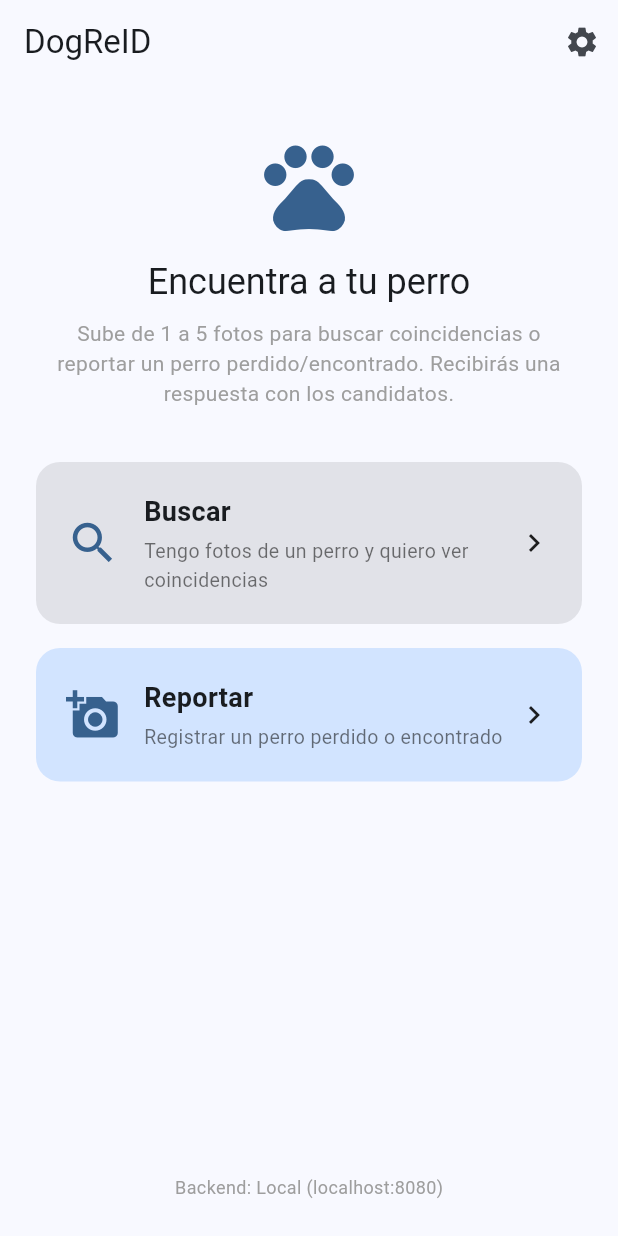
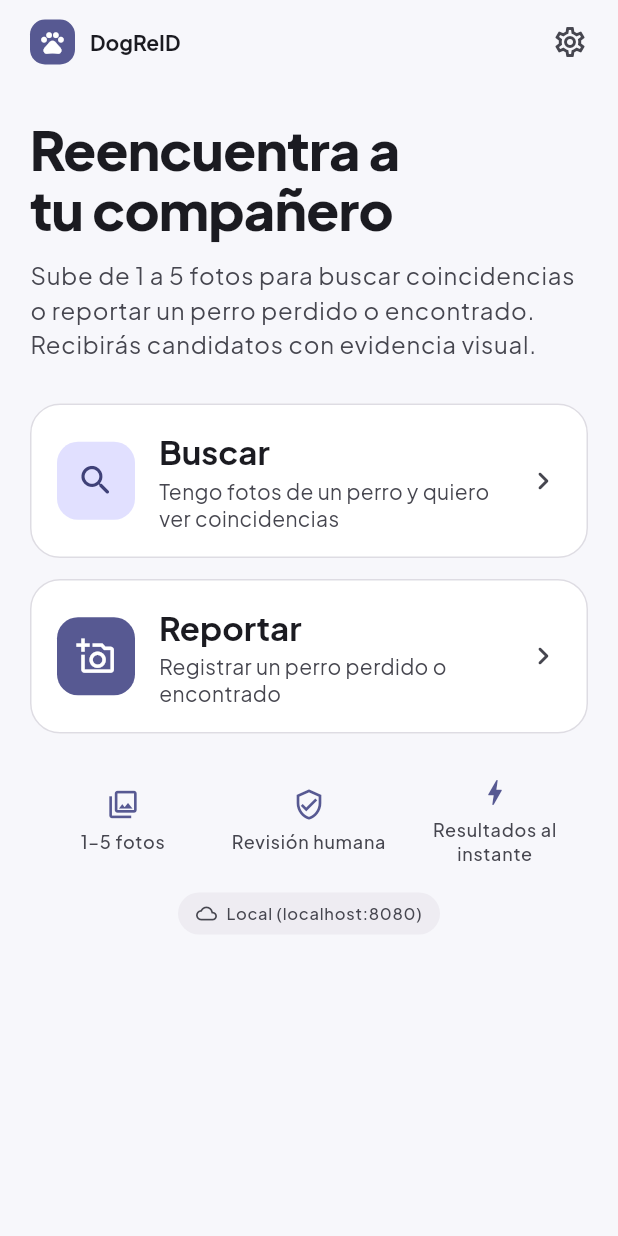
Before and after one commit to carlosparra/DogReIDApp, a Flutter app: the screen it shows after launch, on a phone screen of 412 x 824 dp. Run offline on Flutter 3.47's test engine with Material 3 defaults, Android fonts, the phone set to English and light mode, and no system bars; our stand-ins replace flutter_map, geolocator, google_fonts, image_picker, latlong2.

Commit message:
Premium minimal UI: Material 3 theme (indigo, Plus Jakarta Sans), dark mode, redesigned home

```diff
--- a/lib/main.dart
+++ b/lib/main.dart
@@ -1,6 +1,7 @@
 import 'package:flutter/material.dart';
 
 import 'screens/home_screen.dart';
+import 'theme/app_theme.dart';
 
 void main() {
   runApp(const DogReIDApp());
@@ -14,10 +15,9 @@ class DogReIDApp extends StatelessWidget {
     return MaterialApp(
       title: 'DogReID',
       debugShowCheckedModeBanner: false,
-      theme: ThemeData(
-        colorScheme: ColorScheme.fromSeed(seedColor: const Color(0xFF3A6EA5)),
-        useMaterial3: true,
-      ),
+      theme: AppTheme.light(),
+      darkTheme: AppTheme.dark(),
+      themeMode: ThemeMode.system,
       home: const HomeScreen(),
     );
   }
--- a/lib/screens/home_screen.dart
+++ b/lib/screens/home_screen.dart
@@ -4,66 +4,87 @@ import '../config/app_settings.dart';
 import 'capture_screen.dart';
 import 'settings_screen.dart';
 
-/// Pantalla principal: dos acciones grandes (Buscar / Reportar) + Ajustes.
+/// Home minimal premium: hero limpio + dos acciones claras.
 class HomeScreen extends StatelessWidget {
   const HomeScreen({super.key});
 
   @override
   Widget build(BuildContext context) {
+    final theme = Theme.of(context);
+    final scheme = theme.colorScheme;
     return Scaffold(
       appBar: AppBar(
-        title: const Text('DogReID'),
+        titleSpacing: 20,
+        title: Row(
+          children: [
+            Container(
+              padding: const EdgeInsets.all(6),
+              decoration: BoxDecoration(
+                color: scheme.primary,
+                borderRadius: BorderRadius.circular(10),
+              ),
+              child: const Icon(Icons.pets, color: Colors.white, size: 18),
+            ),
+            const SizedBox(width: 10),
+            const Text('DogReID'),
+          ],
+        ),
         actions: [
           IconButton(
-            icon: const Icon(Icons.settings),
+            icon: const Icon(Icons.settings_outlined),
             onPressed: () => Navigator.of(context).push(
               MaterialPageRoute(builder: (_) => const SettingsScreen()),
             ),
           ),
+          const SizedBox(width: 8),
         ],
       ),
-      body: Padding(
-        padding: const EdgeInsets.all(24),
-        child: Column(
-          crossAxisAlignment: CrossAxisAlignment.stretch,
+      body: SafeArea(
+        child: ListView(
+          padding: const EdgeInsets.fromLTRB(20, 12, 20, 28),
           children: [
-            const SizedBox(height: 8),
-            Icon(Icons.pets, size: 72, color: Theme.of(context).colorScheme.primary),
             const SizedBox(height: 12),
-            Text('Encuentra a tu perro',
-                textAlign: TextAlign.center, style: Theme.of(context).textTheme.headlineSmall),
-            const SizedBox(height: 8),
-            const Text(
+            Text('Reencuentra a\ntu compañero',
+                style: theme.textTheme.displaySmall?.copyWith(
+                  fontWeight: FontWeight.w800,
+                  height: 1.1,
+                  letterSpacing: -0.5,
+                )),
+            const SizedBox(height: 12),
+            Text(
               'Sube de 1 a 5 fotos para buscar coincidencias o reportar un perro '
-              'perdido/encontrado. Recibirás una respuesta con los candidatos.',
-              textAlign: TextAlign.center,
-              style: TextStyle(color: Colors.grey),
+              'perdido o encontrado. Recibirás candidatos con evidencia visual.',
+              style: theme.textTheme.bodyLarge?.copyWith(
+                color: scheme.onSurfaceVariant,
+                height: 1.45,
+              ),
             ),
-            const SizedBox(height: 36),
-            _BigButton(
-              icon: Icons.search,
+            const SizedBox(height: 28),
+            _ActionCard(
+              icon: Icons.search_rounded,
               title: 'Buscar',
               subtitle: 'Tengo fotos de un perro y quiero ver coincidencias',
               onTap: () => Navigator.of(context).push(
                 MaterialPageRoute(builder: (_) => const CaptureScreen(isReport: false)),
               ),
             ),
-            const SizedBox(height: 16),
-            _BigButton(
-              icon: Icons.add_a_photo,
+            const SizedBox(height: 14),
+            _ActionCard(
+              icon: Icons.add_a_photo_outlined,
               title: 'Reportar',
               subtitle: 'Registrar un perro perdido o encontrado',
-              filled: true,
+              accent: true,
               onTap: () => Navigator.of(context).push(
                 MaterialPageRoute(builder: (_) => const CaptureScreen(isReport: true)),
               ),
             ),
-            const Spacer(),
-            ListenableBuilder(
-              listenable: appSettings,
-              builder: (_, __) => Center(
-                child: Text('Backend: ${appSettings.env.name}',
-                    style: const TextStyle(color: Colors.grey, fontSize: 12)),
+            const SizedBox(height: 28),
+            _TrustRow(),
+            const SizedBox(height: 18),
+            Center(
+              child: ListenableBuilder(
+                listenable: appSettings,
+                builder: (_, __) => _BackendChip(name: appSettings.env.name),
               ),
             ),
           ],
@@ -73,47 +94,59 @@ class HomeScreen extends StatelessWidget {
   }
 }
 
-class _BigButton extends StatelessWidget {
+class _ActionCard extends StatelessWidget {
   final IconData icon;
   final String title;
   final String subtitle;
-  final bool filled;
+  final bool accent;
   final VoidCallback onTap;
-  const _BigButton({
+  const _ActionCard({
     required this.icon,
     required this.title,
     required this.subtitle,
     required this.onTap,
-    this.filled = false,
+    this.accent = false,
   });
 
   @override
   Widget build(BuildContext context) {
     final scheme = Theme.of(context).colorScheme;
-    final bg = filled ? scheme.primaryContainer : scheme.surfaceContainerHighest;
-    return Material(
-      color: bg,
-      borderRadius: BorderRadius.circular(16),
+    final iconBg = accent ? scheme.primary : scheme.primaryContainer;
+    final iconFg = accent ? Colors.white : scheme.onPrimaryContainer;
+    return Card(
       child: InkWell(
-        borderRadius: BorderRadius.circular(16),
+        borderRadius: BorderRadius.circular(20),
         onTap: onTap,
         child: Padding(
-          padding: const EdgeInsets.all(20),
+          padding: const EdgeInsets.all(18),
           child: Row(
             children: [
-              Icon(icon, size: 36, color: scheme.primary),
+              Container(
+                width: 52,
+                height: 52,
+                decoration: BoxDecoration(
+                  color: iconBg,
+                  borderRadius: BorderRadius.circular(14),
+                ),
+                child: Icon(icon, color: iconFg, size: 26),
+              ),
               const SizedBox(width: 16),
               Expanded(
                 child: Column(
                   crossAxisAlignment: CrossAxisAlignment.start,
                   children: [
-                    Text(title, style: const TextStyle(fontSize: 18, fontWeight: FontWeight.bold)),
-                    const SizedBox(height: 4),
-                    Text(subtitle, style: const TextStyle(fontSize: 13, color: Colors.black54)),
+                    Text(title,
+                        style: Theme.of(context).textTheme.titleLarge?.copyWith(
+                            fontWeight: FontWeight.w700)),
+                    const SizedBox(height: 3),
+                    Text(subtitle,
+                        style: Theme.of(context).textTheme.bodyMedium?.copyWith(
+                            color: scheme.onSurfaceVariant, height: 1.3)),
                   ],
                 ),
               ),
-              const Icon(Icons.chevron_right),
+              const SizedBox(width: 8),
+              Icon(Icons.chevron_right_rounded, color: scheme.onSurfaceVariant),
             ],
           ),
         ),
@@ -121,3 +154,60 @@ class _BigButton extends StatelessWidget {
     );
   }
 }
+
+class _TrustRow extends StatelessWidget {
+  @override
+  Widget build(BuildContext context) {
+    final items = [
+      (Icons.collections_outlined, '1–5 fotos'),
+      (Icons.verified_user_outlined, 'Revisión humana'),
+      (Icons.bolt_outlined, 'Resultados al instante'),
+    ];
+    final scheme = Theme.of(context).colorScheme;
+    return Row(
+      mainAxisAlignment: MainAxisAlignment.spaceBetween,
+      children: [
+        for (final it in items)
+          Expanded(
+            child: Column(
+              children: [
+                Icon(it.$1, size: 22, color: scheme.primary),
+                const SizedBox(height: 6),
+                Text(it.$2,
+                    textAlign: TextAlign.center,
+                    style: Theme.of(context).textTheme.labelMedium?.copyWith(
+                        color: scheme.onSurfaceVariant)),
+              ],
+            ),
+          ),
+      ],
+    );
+  }
+}
+
+class _BackendChip extends StatelessWidget {
+  final String name;
+  const _BackendChip({required this.name});
+
+  @override
+  Widget build(BuildContext context) {
+    final scheme = Theme.of(context).colorScheme;
+    return Container(
+      padding: const EdgeInsets.symmetric(horizontal: 12, vertical: 6),
+      decoration: BoxDecoration(
+        color: scheme.surfaceContainerHighest.withValues(alpha: 0.5),
+        borderRadius: BorderRadius.circular(20),
+      ),
+      child: Row(
+        mainAxisSize: MainAxisSize.min,
+        children: [
+          Icon(Icons.cloud_outlined, size: 14, color: scheme.onSurfaceVariant),
+          const SizedBox(width: 6),
+          Text(name,
+              style: Theme.of(context).textTheme.labelSmall?.copyWith(
+                  color: scheme.onSurfaceVariant)),
+        ],
+      ),
+    );
+  }
+}
--- /dev/null
+++ b/lib/theme/app_theme.dart
@@ -0,0 +1,101 @@
+import 'package:flutter/material.dart';
+import 'package:google_fonts/google_fonts.dart';
+
+/// Sistema de diseño "Minimal premium": Material 3, acento índigo, tipografía
+/// Plus Jakarta Sans, tarjetas suaves con borde fino y mucho espacio en blanco.
+class AppTheme {
+  static const Color _seed = Color(0xFF6366F1); // índigo
+
+  static ThemeData light() => _build(Brightness.light);
+  static ThemeData dark() => _build(Brightness.dark);
+
+  static ThemeData _build(Brightness brightness) {
+    final isLight = brightness == Brightness.light;
+    final scheme = ColorScheme.fromSeed(seedColor: _seed, brightness: brightness);
+
+    final base = ThemeData(useMaterial3: true, colorScheme: scheme);
+    final textTheme = GoogleFonts.plusJakartaSansTextTheme(base.textTheme).apply(
+      bodyColor: scheme.onSurface,
+      displayColor: scheme.onSurface,
+    );
+
+    final surfaceBg = isLight ? const Color(0xFFF7F7FB) : scheme.surface;
+    final cardColor = isLight ? Colors.white : scheme.surfaceContainerHigh;
+    final hairline = scheme.outlineVariant.withValues(alpha: isLight ? 0.6 : 0.35);
+
+    return base.copyWith(
+      scaffoldBackgroundColor: surfaceBg,
+      textTheme: textTheme,
+      splashFactory: InkSparkle.splashFactory,
+      appBarTheme: AppBarTheme(
+        backgroundColor: surfaceBg,
+        surfaceTintColor: Colors.transparent,
+        elevation: 0,
+        scrolledUnderElevation: 0.5,
+        centerTitle: false,
+        titleTextStyle: textTheme.titleLarge?.copyWith(fontWeight: FontWeight.w700),
+      ),
+      cardTheme: CardThemeData(
+        color: cardColor,
+        elevation: 0,
+        margin: EdgeInsets.zero,
+        shape: RoundedRectangleBorder(
+          borderRadius: BorderRadius.circular(20),
+          side: BorderSide(color: hairline),
+        ),
+      ),
+      filledButtonTheme: FilledButtonThemeData(
+        style: FilledButton.styleFrom(
+          minimumSize: const Size.fromHeight(54),
+          shape: RoundedRectangleBorder(borderRadius: BorderRadius.circular(16)),
+          textStyle: textTheme.titleMedium?.copyWith(fontWeight: FontWeight.w700),
+        ),
+      ),
+      outlinedButtonTheme: OutlinedButtonThemeData(
+        style: OutlinedButton.styleFrom(
+          minimumSize: const Size.fromHeight(50),
+          shape: RoundedRectangleBorder(borderRadius: BorderRadius.circular(16)),
+          side: BorderSide(color: hairline),
+          textStyle: textTheme.titleMedium,
+        ),
+      ),
+      segmentedButtonTheme: SegmentedButtonThemeData(
+        style: ButtonStyle(
+          shape: WidgetStatePropertyAll(
+            RoundedRectangleBorder(borderRadius: BorderRadius.circular(14)),
+          ),
+        ),
+      ),
+      chipTheme: ChipThemeData(
+        side: BorderSide(color: hairline),
+        shape: RoundedRectangleBorder(borderRadius: BorderRadius.circular(10)),
+        backgroundColor: isLight ? Colors.white : scheme.surfaceContainer,
+      ),
+      inputDecorationTheme: InputDecorationTheme(
+        filled: true,
+        fillColor: isLight ? Colors.white : scheme.surfaceContainerHigh,
+        contentPadding: const EdgeInsets.symmetric(horizontal: 16, vertical: 14),
+        border: OutlineInputBorder(
+          borderRadius: BorderRadius.circular(14),
+          borderSide: BorderSide(color: hairline),
+        ),
+        enabledBorder: OutlineInputBorder(
+          borderRadius: BorderRadius.circular(14),
+          borderSide: BorderSide(color: hairline),
+        ),
+        focusedBorder: OutlineInputBorder(
+          borderRadius: BorderRadius.circular(14),
+          borderSide: BorderSide(color: scheme.primary, width: 1.6),
+        ),
+      ),
+      dividerTheme: DividerThemeData(color: hairline, thickness: 1, space: 1),
+      listTileTheme: const ListTileThemeData(
+        shape: RoundedRectangleBorder(borderRadius: BorderRadius.all(Radius.circular(16))),
+      ),
+      snackBarTheme: SnackBarThemeData(
+        behavior: SnackBarBehavior.floating,
+        shape: RoundedRectangleBorder(borderRadius: BorderRadius.circular(14)),
+      ),
+    );
+  }
+}
--- a/pubspec.yaml
+++ b/pubspec.yaml
@@ -42,6 +42,7 @@ dependencies:
   flutter_map: ^8.3.0
   latlong2: ^0.9.1
   geolocator: ^14.0.2
+  google_fonts: ^8.1.0
 
 dev_dependencies:
   flutter_test:
```
Also changed, not shown: pubspec.lock.
